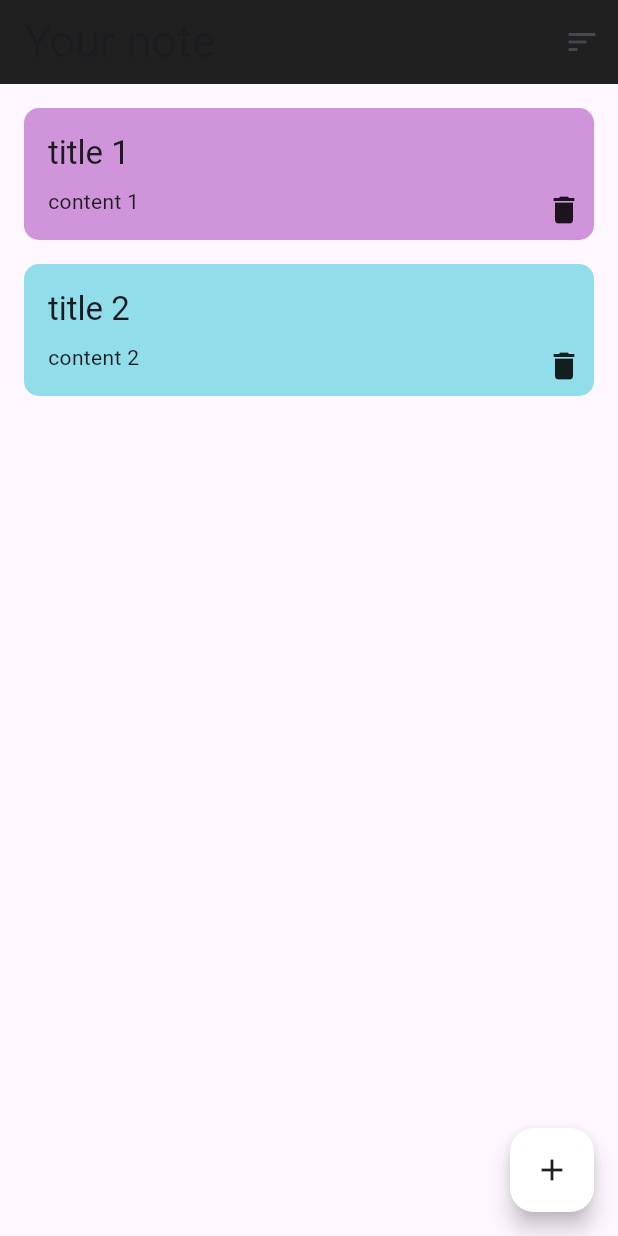
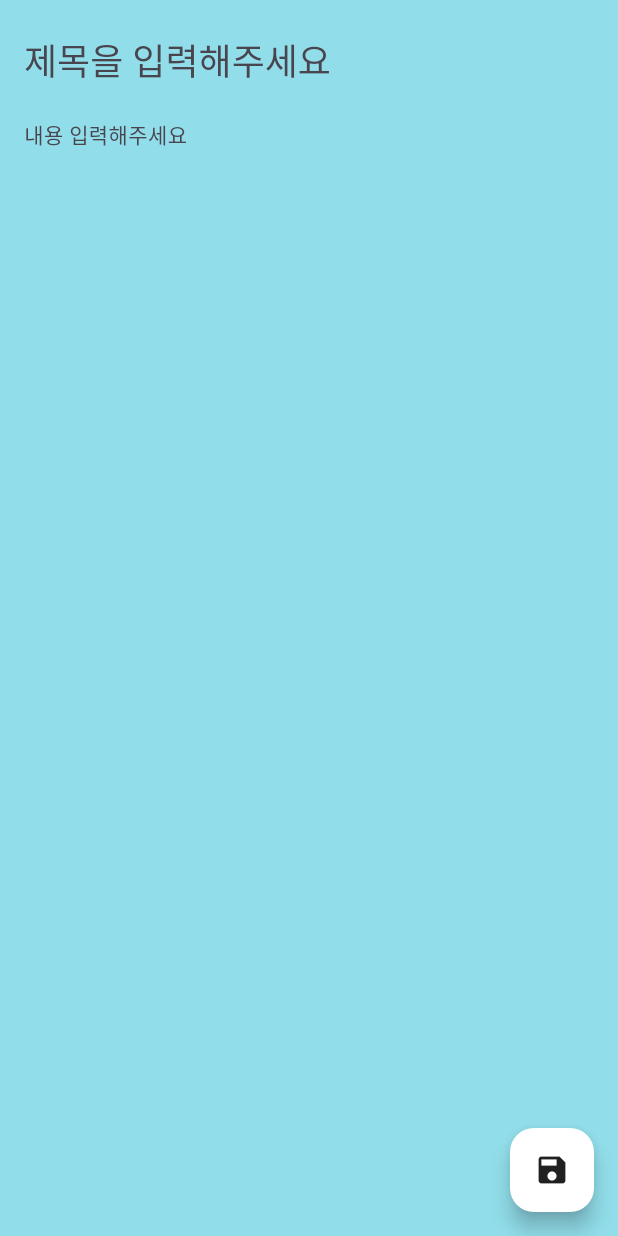
Before and after one commit to kim-juhyeon/Flutter_Fun, a Flutter app: the screen it shows after launch, after a tap on the "add" icon, on a phone screen of 412 x 824 dp. Run offline on Flutter 3.47's test engine with Material 3 defaults, Android fonts, the phone set to English and light mode, and no system bars; our stand-ins replace dio, drift, equatable, flutter_dotenv, flutter_riverpod, freezed_annotation and 5 more; missing offline and left inert: dart:ffi, dart:html; accounts and stored records are empty; generated files the repository leaves out were written again.

Commit message:
클린아키텍쳐 ui 작업 2

```diff
--- a/note_manage/lib/presentation/add_edit_note/add_edit_note_screen.dart
+++ b/note_manage/lib/presentation/add_edit_note/add_edit_note_screen.dart
@@ -0,0 +1,44 @@
+import 'package:flutter/material.dart';
+import 'package:note_manage_app/ui/colors.dart';
+
+class AddEditNoteScreen extends StatelessWidget {
+  const AddEditNoteScreen({super.key});
+
+  @override
+  Widget build(BuildContext context) {
+    return Scaffold(
+      floatingActionButton: FloatingActionButton(
+        onPressed: () {},
+        child: const Icon(Icons.save),
+      ),
+      body: Container(
+        padding: const EdgeInsets.all(16),
+        color: skyBlue,
+        child: Column(
+          children: [
+            TextField(
+              maxLines: 1,
+              style: Theme.of(context).textTheme.headline5!.copyWith(
+                color: darkGray,
+              ),
+              decoration: const InputDecoration(
+                hintText: '제목을 입력해주세요',
+                border: InputBorder.none,
+              ),
+            ),
+            TextField(
+              maxLines: null,
+              style: Theme.of(context).textTheme.bodyText2!.copyWith(
+                color: darkGray,
+              ),
+              decoration: const InputDecoration(
+                hintText: '내용 입력해주세요',
+                border: InputBorder.none,
+              ),
+            ),
+          ],
+        ),
+      ),
+    );
+  }
+}
--- a/note_manage/lib/presentation/notes/notes_screen.dart
+++ b/note_manage/lib/presentation/notes/notes_screen.dart
@@ -1,5 +1,6 @@
 import 'package:flutter/material.dart';
 import 'package:note_manage_app/domain/model/note.dart';
+import 'package:note_manage_app/presentation/add_edit_note/add_edit_note_screen.dart';
 import 'package:note_manage_app/presentation/notes/components/note_item.dart';
 import 'package:note_manage_app/ui/colors.dart';
 
@@ -23,7 +24,9 @@ class NotesScreen extends StatelessWidget {
           elevation: 0,
         ),
         floatingActionButton: FloatingActionButton(
-          onPressed: () {},
+          onPressed: () {
+            Navigator.push(context, MaterialPageRoute(builder: (context) => const AddEditNoteScreen()));
+          },
           child: const Icon(Icons.add),
         ),
         body: Padding(
```
